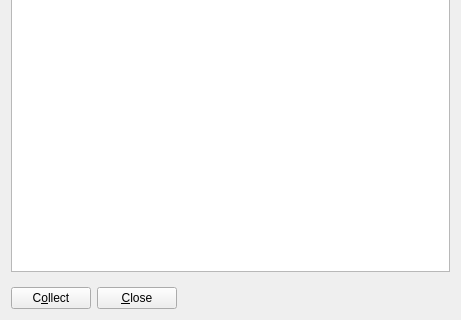
Old version of the form ndtsconfigtool/ui/datasourcedlg.ui in the repository jkotan/nexdatas.configtool; both pictures show x 0 to 461 and y 727 to 1047 of the 461 by 1047 pixel window.
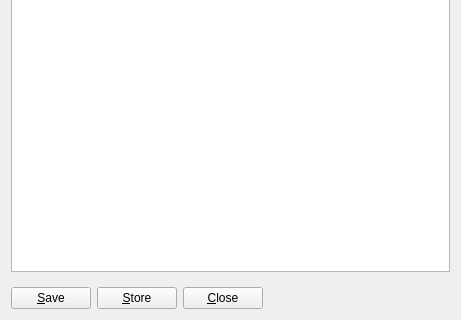
New version of the form.

Commit message: adding store button for datasources and components

```diff
--- a/ndtsconfigtool/ui/datasourcedlg.ui
+++ b/ndtsconfigtool/ui/datasourcedlg.ui
@@ -568,7 +568,14 @@
           <item>
            <widget class="QPushButton" name="savePushButton">
             <property name="text">
-             <string>C&amp;ollect</string>
+             <string>&amp;Save</string>
+            </property>
+           </widget>
+          </item>
+          <item>
+           <widget class="QPushButton" name="storePushButton">
+            <property name="text">
+             <string>&amp;Store</string>
             </property>
            </widget>
           </item>
```
Left out of the diff: 5 changed lines with no effect on the pictures. The commit also changes 8 other files.
